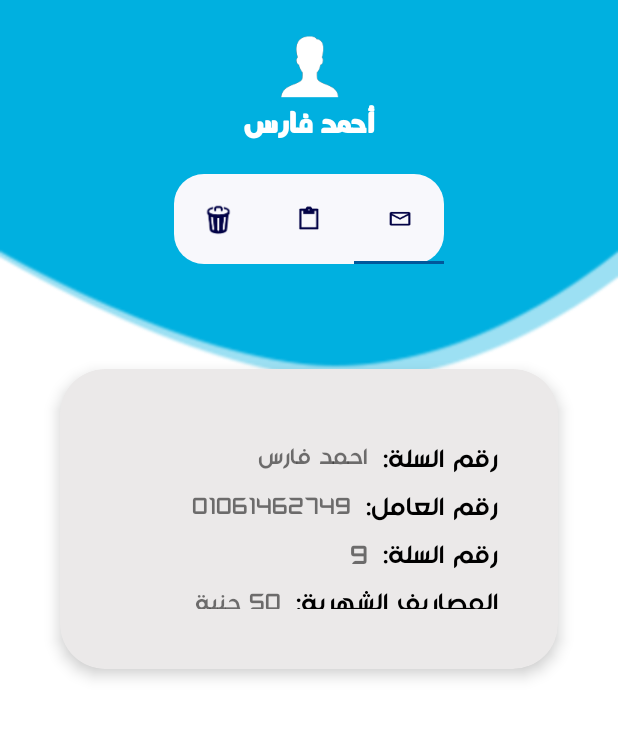
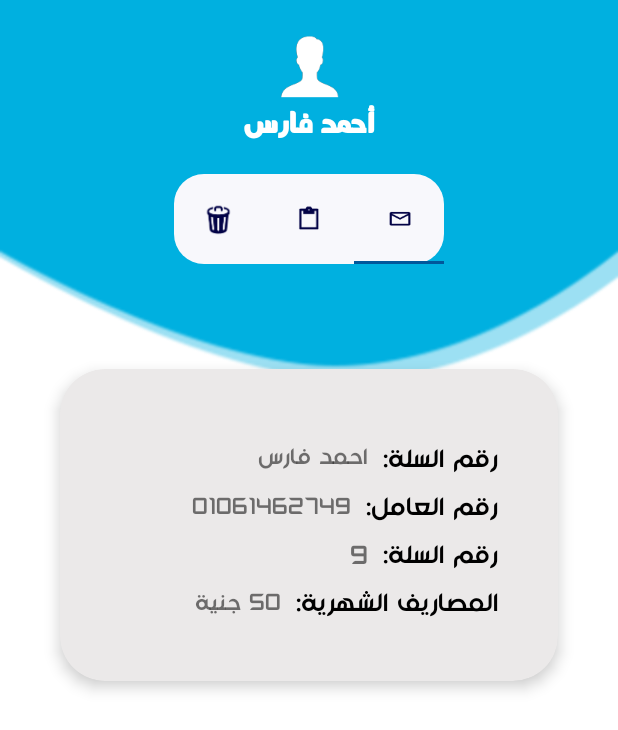
Before and after one commit to A-Fares/GMIS, an Android app: the UserBinFragment screen opened directly, with no data from a screen before it, tab 3 chosen, on a phone screen of 412 x 824 dp. Shown: the top 730 px of the screen. Run offline under Robolectric (Android 15) with nearby library versions, the phone set to English and light mode, and no system bars.

Commit message:
Deleted all icons and converted the height into wrap content

```diff
--- a/app/src/main/res/layout/activity_sign_in.xml
+++ b/app/src/main/res/layout/activity_sign_in.xml
@@ -31,7 +31,6 @@
                 <com.google.android.material.textfield.TextInputEditText
                     android:layout_width="match_parent"
                     android:layout_height="wrap_content"
-                    android:drawableRight="@drawable/user"
                     android:fontFamily="@font/monadi"
                     android:hint="@string/username_hint"
                     android:inputType="text" />
@@ -52,7 +51,6 @@
                 <com.google.android.material.textfield.TextInputEditText
                     android:layout_width="match_parent"
                     android:layout_height="wrap_content"
-                    android:drawableStart="@drawable/lock"
                     android:fontFamily="@font/monadi"
                     android:hint="@string/password_hint"
                     android:inputType="textPassword" />
--- a/app/src/main/res/layout/activity_user_bin.xml
+++ b/app/src/main/res/layout/activity_user_bin.xml
@@ -93,7 +93,7 @@
                 android:layout_marginRight="5dp"
                 android:layout_toLeftOf="@+id/progress_user"
                 android:numStars="4"
-                android:rating="3.5"
+                android:rating="0"
                 android:stepSize=".5" />
 
 
--- a/app/src/main/res/layout/activity_user_msg.xml
+++ b/app/src/main/res/layout/activity_user_msg.xml
@@ -11,7 +11,7 @@
     <androidx.cardview.widget.CardView
         android:id="@+id/card_view"
         android:layout_width="match_parent"
-        android:layout_height="200dp"
+        android:layout_height="wrap_content"
         android:layout_marginLeft="40dp"
         android:layout_marginTop="50dp"
         android:layout_marginRight="40dp"
@@ -25,7 +25,7 @@
 
         <RelativeLayout
             android:layout_width="match_parent"
-            android:layout_height="200dp"
+            android:layout_height="wrap_content"
             android:padding="40dp">
 
 
```
